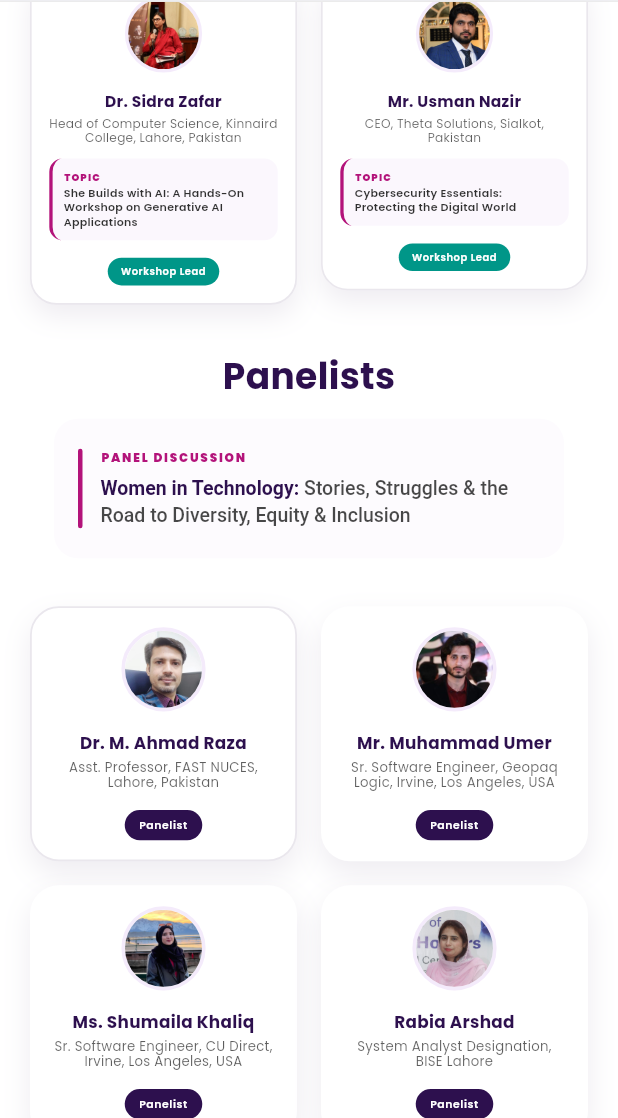
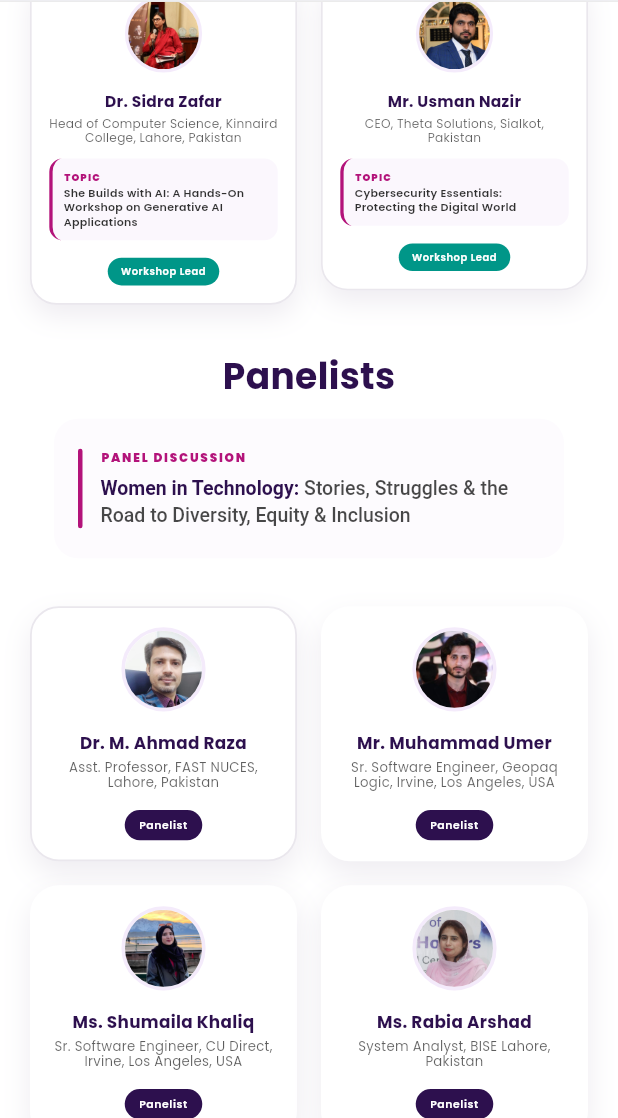
Before and after one commit to ahsxndev/celebration_acmw, a Flutter app: the SpeakersPage screen opened by its route, scrolled down 576 dp, on a phone screen of 412 x 824 dp, the part 118-1236 px from its top. Run offline on Flutter 3.47's test engine with Material 3 defaults, Android fonts, the phone set to English and light mode, and no system bars; our stand-ins replace flutter_map, font_awesome_flutter, go_router, google_fonts, latlong2.

Commit message:
Update speakers_page.dart

```diff
--- a/lib/pages/speakers_page.dart
+++ b/lib/pages/speakers_page.dart
@@ -276,8 +276,8 @@ class SpeakersPage extends StatelessWidget {
                       isMobile: isMobile,
                       width: cardWidth,
                       card: const UniversalProfileCard(
-                        name: "Rabia Arshad",
-                        role: "System Analyst Designation, BISE Lahore",
+                        name: "Ms. Rabia Arshad",
+                        role: "System Analyst, BISE Lahore, Pakistan",
                         imageUrl: "assets/images/persons/rabia.jpeg",
                         tagText: "Panelist",
                         tagColor: AppTheme.primaryPurple,
```
